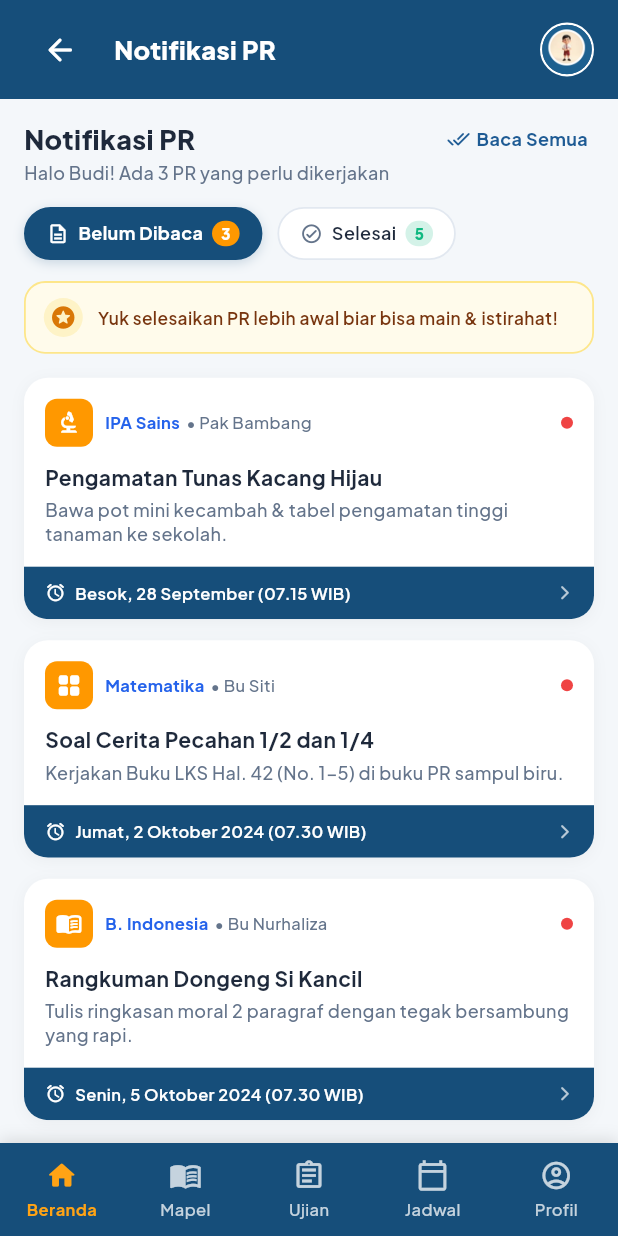
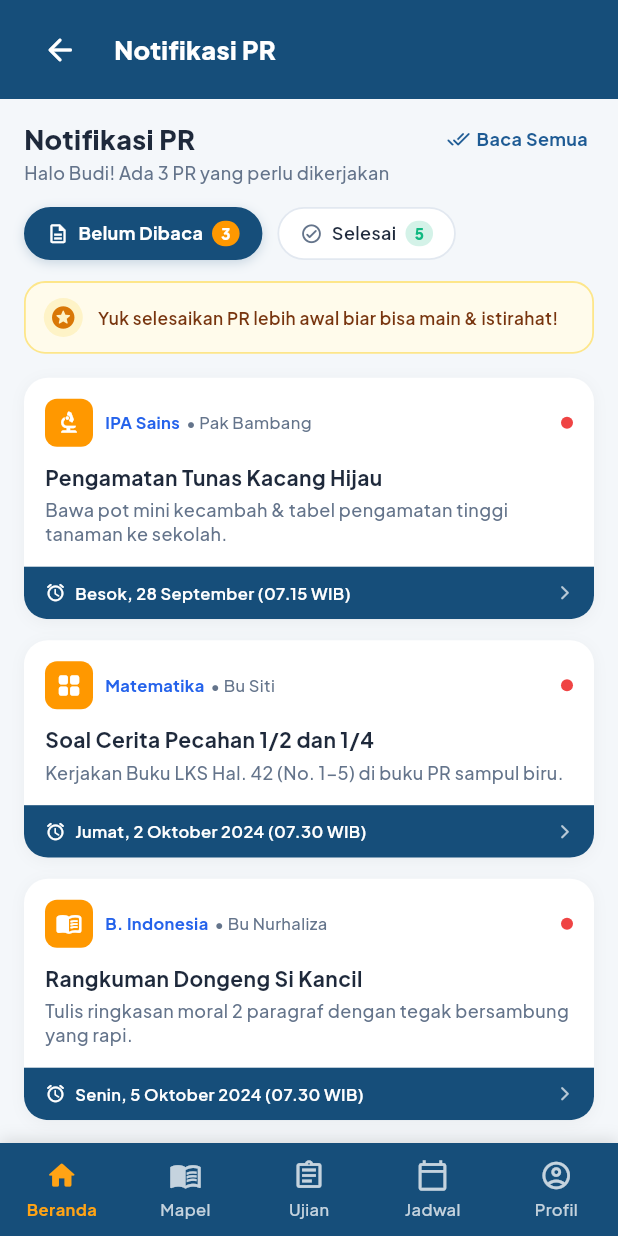
Before and after one commit to MughniIanAkmal/Binaro-Flutter, a Flutter app: the ProfilePage screen opened by its route, after a tap on "Profil", after a tap on the "notifications none" icon, on a phone screen of 412 x 824 dp. Run offline on Flutter 3.47's test engine with Material 3 defaults, Android fonts, the phone set to English and light mode, and no system bars; our stand-ins replace google_fonts, qr_flutter.

Commit message:
Fixing Bug Tipis

```diff
--- a/lib/pages/exam_list_page.dart
+++ b/lib/pages/exam_list_page.dart
@@ -2,6 +2,8 @@ import 'package:flutter/material.dart';
 import 'package:google_fonts/google_fonts.dart';
 
 import '../core/app_colors.dart';
+import '../core/app_routes.dart';
+import '../widgets/bottom_nav.dart';
 import '../widgets/top_header.dart';
 import '../widgets/exam_card.dart';
 import 'exam_detail_page.dart';
@@ -22,7 +24,7 @@ class _ExamListPageState extends State<ExamListPage> {
 
   @override
   Widget build(BuildContext context) {
-    return Column(
+    final content = Column(
       children: [
         TopHeader(
           title: 'Ujian Online',
@@ -30,6 +32,8 @@ class _ExamListPageState extends State<ExamListPage> {
           onAvatarTap: () {
             if (widget.onTabSelected != null) {
               widget.onTabSelected!(4);
+            } else {
+              Navigator.pushNamed(context, AppRoutes.profile);
             }
           },
         ),
@@ -509,5 +513,45 @@ class _ExamListPageState extends State<ExamListPage> {
         ),
       ],
     );
+
+    if (!widget.showBottomNav) {
+      return content;
+    }
+
+    final media = MediaQuery.of(context);
+    final isTablet = media.size.shortestSide >= 600;
+
+    return Scaffold(
+      backgroundColor: const Color(0xFFF8FAFC),
+      body: SafeArea(top: false, child: content),
+      bottomNavigationBar: SafeArea(
+        top: false,
+        child: BottomNav(
+          selectedIndex: 2,
+          isTablet: isTablet,
+          onChanged: (index) {
+            if (widget.onTabSelected != null) {
+              widget.onTabSelected!(index);
+            } else {
+              _handleNav(context, index);
+            }
+          },
+        ),
+      ),
+    );
+  }
+
+  void _handleNav(BuildContext context, int index) {
+    if (index == 2) return;
+    if (index == 0) {
+      Navigator.of(context)
+          .pushNamedAndRemoveUntil(AppRoutes.home, (route) => false);
+    } else if (index == 1) {
+      Navigator.of(context).pushNamed(AppRoutes.subjects);
+    } else if (index == 3) {
+      Navigator.of(context).pushNamed(AppRoutes.schedule);
+    } else if (index == 4) {
+      Navigator.of(context).pushNamed(AppRoutes.profile);
+    }
   }
 }
--- a/lib/pages/homework_notification_page.dart
+++ b/lib/pages/homework_notification_page.dart
@@ -37,7 +37,7 @@ class _HomeworkNotificationPageState extends State<HomeworkNotificationPage> {
             showSubBrand: true,
             showBackButton: true,
             showNotifications: true,
-            showAvatar: true,
+            showAvatar: false,
           ),
           body: SingleChildScrollView(
             physics: const BouncingScrollPhysics(),
--- a/lib/pages/lesson_detail_page.dart
+++ b/lib/pages/lesson_detail_page.dart
@@ -19,7 +19,7 @@ class LessonDetailPage extends StatelessWidget {
         title: 'Materi Pelajaran',
         showBackButton: true,
         showNotifications: true,
-        showAvatar: true,
+        showAvatar: false,
       ),
       body: Column(
         children: [
--- a/lib/pages/main_shell.dart
+++ b/lib/pages/main_shell.dart
@@ -28,7 +28,11 @@ class _MainShellState extends State<MainShell> {
 
     final pages = [
       HomePage(onTabSelected: _onTabSelected),
-      const SubjectListPage(showBackButton: false, showBottomNav: false),
+      SubjectListPage(
+        showBackButton: false,
+        showBottomNav: false,
+        onTabSelected: _onTabSelected,
+      ),
       ExamListPage(showBottomNav: false, onTabSelected: _onTabSelected),
       SchedulePage(showBottomNav: false, onTabSelected: _onTabSelected),
       profile.ProfilePage(showBottomNav: false, onTabSelected: _onTabSelected),
--- a/lib/pages/other_tabs_pages.dart
+++ b/lib/pages/other_tabs_pages.dart
@@ -25,7 +25,7 @@ class ExamPage extends StatelessWidget {
         showSubBrand: true,
         showBackButton: false,
         showNotifications: true,
-        showAvatar: true,
+        showAvatar: false,
       ),
       body: ListView(
         padding: const EdgeInsets.all(16),
@@ -149,7 +149,7 @@ class ProfilePage extends StatelessWidget {
         showSubBrand: true,
         showBackButton: false,
         showNotifications: true,
-        showAvatar: true,
+        showAvatar: false,
       ),
       body: ListView(
         padding: const EdgeInsets.all(16),
--- a/lib/pages/quiz_page.dart
+++ b/lib/pages/quiz_page.dart
@@ -60,7 +60,7 @@ class _QuizPageState extends State<QuizPage> {
         title: 'Latihan Soal',
         showBackButton: true,
         showNotifications: true,
-        showAvatar: true,
+        showAvatar: false,
       ),
       body: SingleChildScrollView(
         physics: const BouncingScrollPhysics(),
--- a/lib/pages/subchapter_list_page.dart
+++ b/lib/pages/subchapter_list_page.dart
@@ -24,7 +24,7 @@ class _SubChapterListPageState extends State<SubChapterListPage> {
         title: 'Bab 1',
         showBackButton: true,
         showNotifications: true,
-        showAvatar: true,
+        showAvatar: false,
       ),
       body: SingleChildScrollView(
         physics: const BouncingScrollPhysics(),
--- a/lib/widgets/custom_app_bar.dart
+++ b/lib/widgets/custom_app_bar.dart
@@ -29,7 +29,7 @@ class CustomAppBar extends StatelessWidget implements PreferredSizeWidget {
     this.titleWidget,
     this.onBackTap,
     this.showNotifications = true,
-    this.showAvatar = false,
+    this.showAvatar = true,
     this.compact = false,
     this.leadingPadding,
     this.onNotificationTap,
@@ -167,25 +167,18 @@ class CustomAppBar extends StatelessWidget implements PreferredSizeWidget {
                     width: 36,
                     height: 36,
                     decoration: BoxDecoration(
+                      color: Colors.white.withValues(alpha: 0.18),
                       shape: BoxShape.circle,
                       border: Border.all(
                         color: Colors.white,
                         width: 1.5,
                       ),
                     ),
-                    child: ClipOval(
-                      child: Image.asset(
-                        'assets/avatar.png',
-                        fit: BoxFit.cover,
-                        errorBuilder: (context, error, stackTrace) => Container(
-                          color: const Color(0xFFFFFBEB),
-                          child: const Icon(
-                            Icons.person_rounded,
-                            color: AppColors.primaryNavy,
-                            size: 22,
-                          ),
-                        ),
-                      ),
+                    alignment: Alignment.center,
+                    child: const Icon(
+                      Icons.person_rounded,
+                      color: Colors.white,
+                      size: 21,
                     ),
                   ),
                 ),
--- a/lib/widgets/profile/profile_page.dart
+++ b/lib/widgets/profile/profile_page.dart
@@ -31,7 +31,12 @@ class ProfilePage extends StatelessWidget {
     final isTablet = media.size.shortestSide >= 600;
     final content = Column(
       children: [
-        TopHeader(title: 'Profil', onAvatarTap: () {}, matchMapelStyle: true),
+        TopHeader(
+          title: 'Profil',
+          onAvatarTap: () {},
+          matchMapelStyle: true,
+          showAvatar: false,
+        ),
         Expanded(
           child: SingleChildScrollView(
             child: Center(
--- a/lib/widgets/top_header.dart
+++ b/lib/widgets/top_header.dart
@@ -20,7 +20,7 @@ class TopHeader extends StatelessWidget implements PreferredSizeWidget {
     this.onBackTap,
     this.onNotificationTap,
     this.onAvatarTap,
-    this.showAvatar = false,
+    this.showAvatar = true,
     this.matchMapelStyle = false,
   });
 
@@ -150,25 +150,18 @@ class TopHeader extends StatelessWidget implements PreferredSizeWidget {
                     width: 36,
                     height: 36,
                     decoration: BoxDecoration(
+                      color: Colors.white.withValues(alpha: 0.18),
                       shape: BoxShape.circle,
                       border: Border.all(
                         color: Colors.white,
                         width: 1.5,
                       ),
                     ),
-                    child: ClipOval(
-                      child: Image.asset(
-                        'assets/avatar.png',
-                        fit: BoxFit.cover,
-                        errorBuilder: (context, error, stackTrace) => Container(
-                          color: const Color(0xFFFFFBEB),
-                          child: const Icon(
-                            Icons.person_rounded,
-                            color: AppColors.blue,
-                            size: 22,
-                          ),
-                        ),
-                      ),
+                    alignment: Alignment.center,
+                    child: const Icon(
+                      Icons.person_rounded,
+                      color: Colors.white,
+                      size: 21,
                     ),
                   ),
                 ),
```
Also changed, not shown: lib/pages/subject_list_page.dart (+9 -0 lines), lib/widgets/login/login_mobile.dart (+25 -76 lines).
